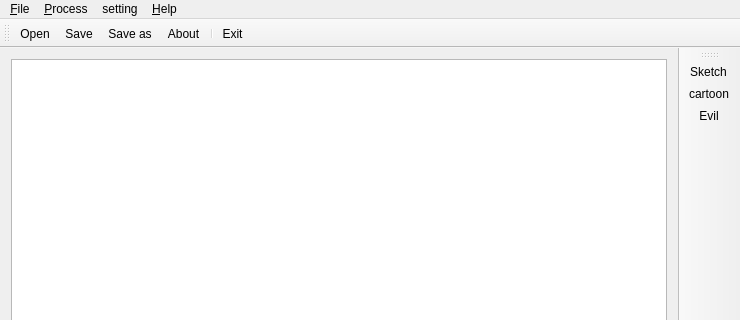
The window that mainwindow.ui (Fibird/PyP) describes before a commit, drawn with Qt 5; both pictures show x 0 to 740 and y 0 to 320 of the 740 by 556 pixel window.
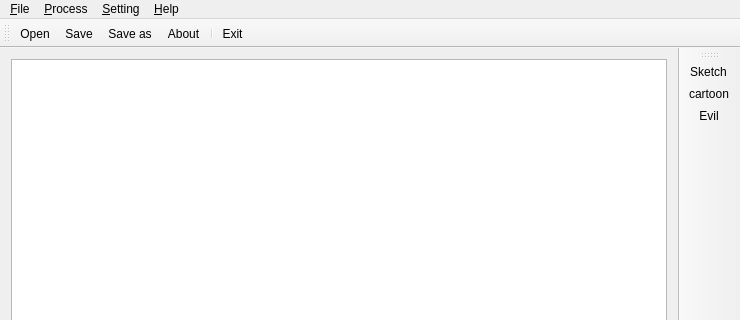
The same window after the commit. Icons and pictures are not drawn.

Diff of the .ui file:
```diff
--- a/mainwindow.ui
+++ b/mainwindow.ui
@@ -62,7 +62,7 @@
    </widget>
    <widget class="QMenu" name="menusetting">
     <property name="title">
-     <string>setting</string>
+     <string>&amp;Setting</string>
     </property>
     <widget class="QMenu" name="menulanguage">
      <property name="title">
```
